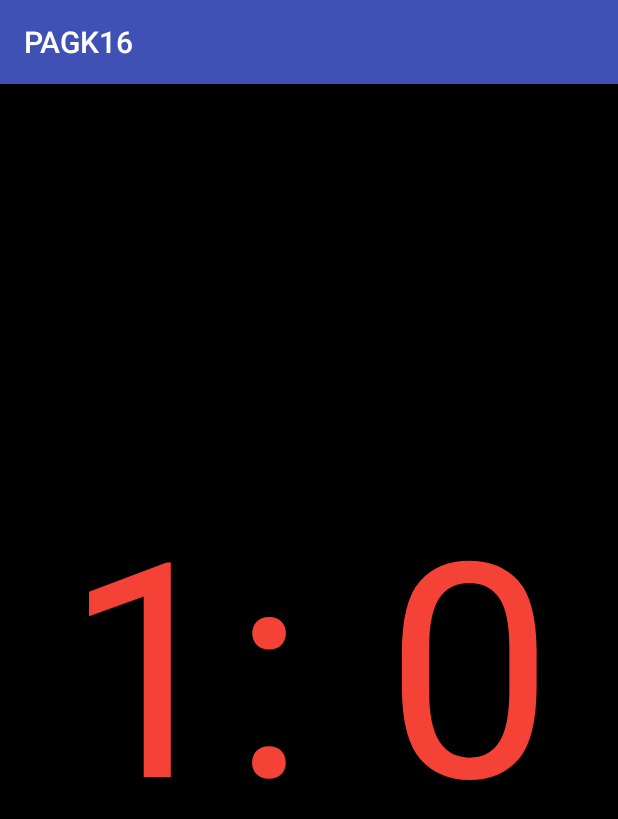
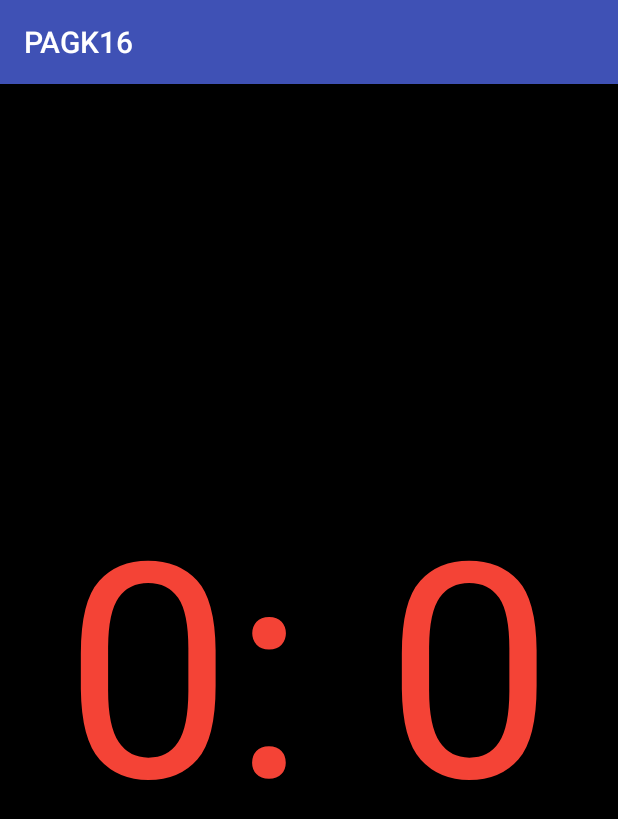
Before and after one commit to MichalZahir/PAGK16, an Android app: the resultActivity screen opened directly, with no data from a screen before it, on a phone screen of 412 x 824 dp. Shown: the top 819 px of the screen. Run offline under Robolectric (Android 15) with nearby library versions, the light colour scheme and no system bars; 3 statements that could not run were skipped.

Commit message:
Colors of buttons of answers, plus passing the real results to the result activity.

```diff
--- a/app/src/main/java/com/example/michalzahir/pagk16/SavedQuestions.java
+++ b/app/src/main/java/com/example/michalzahir/pagk16/SavedQuestions.java
@@ -50,8 +50,8 @@ public class SavedQuestions {
             QuestionBundle.putString("Answer_D", savedQuestions.get(i).getANSWER_D());
             QuestionBundle.putBoolean("correct_A", savedQuestions.get(i).getCORRECT_A());
             QuestionBundle.putBoolean("correct_B", savedQuestions.get(i).getCORRECT_B());
-            QuestionBundle.putBoolean("correct_D", savedQuestions.get(i).getCORRECT_C());
-            QuestionBundle.putBoolean("correct_C", savedQuestions.get(i).getCORRECT_D());
+            QuestionBundle.putBoolean("correct_C", savedQuestions.get(i).getCORRECT_C());
+            QuestionBundle.putBoolean("correct_D", savedQuestions.get(i).getCORRECT_D());
             Intent in = new Intent(context, questionActivity.class);
             in.putExtras(QuestionBundle);
             context.startActivity(in);
--- a/app/src/main/java/com/example/michalzahir/pagk16/adapter/RecyclerAdapter.java
+++ b/app/src/main/java/com/example/michalzahir/pagk16/adapter/RecyclerAdapter.java
@@ -154,8 +154,8 @@ public class RecyclerAdapter extends RecyclerView.Adapter<RecyclerAdapter.MyView
                                 insideBundle.putString("Answer_D",response.getANSWER_D());
                                 insideBundle.putBoolean("correct_A",response.getCORRECT_A());
                                 insideBundle.putBoolean("correct_B",response.getCORRECT_B());
-                                insideBundle.putBoolean("correct_D",response.getCORRECT_C());
-                                insideBundle.putBoolean("correct_C",response.getCORRECT_D());
+                                insideBundle.putBoolean("correct_C",response.getCORRECT_C());
+                                insideBundle.putBoolean("correct_D",response.getCORRECT_D());
                                 List<QUESTIONS> savedQuestions =  new ArrayList<>();
                                 SavedQuestions savedquestions = new SavedQuestions(savedQuestions);
                                 savedquestions.addToSavedQuestions(response);
--- a/app/src/main/java/com/example/michalzahir/pagk16/resultActivity.java
+++ b/app/src/main/java/com/example/michalzahir/pagk16/resultActivity.java
@@ -2,12 +2,26 @@ package com.example.michalzahir.pagk16;
 
 import android.support.v7.app.AppCompatActivity;
 import android.os.Bundle;
+import android.widget.TextView;
 
 public class resultActivity extends AppCompatActivity {
+    private TextView firstUserResultTextView;
+    private TextView secondUserResultTextView;
 
     @Override
     protected void onCreate(Bundle savedInstanceState) {
         super.onCreate(savedInstanceState);
         setContentView(R.layout.activity_result);
+
+        firstUserResultTextView = (TextView) findViewById(R.id.firstUserResult );
+        secondUserResultTextView = (TextView) findViewById(R.id.secondUserResult);
+        Bundle bundle = this.getIntent().getExtras();
+        System.out.println("first result from bundle"+bundle.getInt("1st user result")+"      second result from bundle"+bundle.getInt("2nd user result"));
+        int intFirstResult;
+        int intSecondResult;
+        intFirstResult = bundle.getInt("1st user result");
+        intSecondResult = bundle.getInt("2nd user result");
+        firstUserResultTextView.setText(Integer.toString(intFirstResult)+":" );
+        secondUserResultTextView.setText(Integer.toString(intSecondResult));
     }
 }
--- a/app/src/main/res/layout/activity_question.xml
+++ b/app/src/main/res/layout/activity_question.xml
@@ -38,9 +38,11 @@
             android:id="@+id/AnswerButtonA"
             android:layout_alignParentBottom="true"
             android:layout_alignParentStart="true"
-            android:layout_gravity="right" />
+            android:layout_gravity="right"
+            />
 
         <Button
+
             android:layout_width="fill_parent"
             android:layout_height="wrap_content"
             android:layout_weight="1"
--- a/app/src/main/res/layout/activity_result.xml
+++ b/app/src/main/res/layout/activity_result.xml
@@ -15,7 +15,7 @@
         android:layout_width="wrap_content"
         android:layout_height="fill_parent"
         android:text="1:"
-        android:id="@+id/textView2"
+        android:id="@+id/firstUserResult"
         android:layout_alignParentBottom="true"
         android:gravity="center"
         android:textColor="@color/result"
@@ -28,12 +28,12 @@
         android:layout_height="fill_parent"
         android:text="0"
         android:textColor="@color/result"
-        android:id="@+id/textView3"
+        android:id="@+id/secondUserResult"
         android:layout_alignParentEnd="true"
         android:gravity="center"
-        android:layout_alignTop="@+id/textView2"
+        android:layout_alignTop="@+id/firstUserResult"
         android:textSize="200sp"
         android:layout_weight="1"
         android:layout_alignParentBottom="true"
-        android:layout_toEndOf="@+id/textView2" />
+        android:layout_toEndOf="@+id/firstUserResult" />
 </LinearLayout>
--- a/app/src/main/res/values/colors.xml
+++ b/app/src/main/res/values/colors.xml
@@ -18,7 +18,8 @@
     <color name="btn_logut_bg">#ff6861</color>
     <color name="result">#f44336</color>
     <color name="Black">#000000</color>
-
+    <color name="goodAnswer">#1de9b6</color>
+    <color name="badAnswer">#ff5722</color>
 
     <color name="black_overlay">#66000000</color>
 </resources>
```
Also changed, not shown: app/src/main/java/com/example/michalzahir/pagk16/MainActivity.java (+8 -2 lines), app/src/main/java/com/example/michalzahir/pagk16/gameResult.java (+12 -0 lines), app/src/main/java/com/example/michalzahir/pagk16/questionActivity.java (+54 -8 lines).
